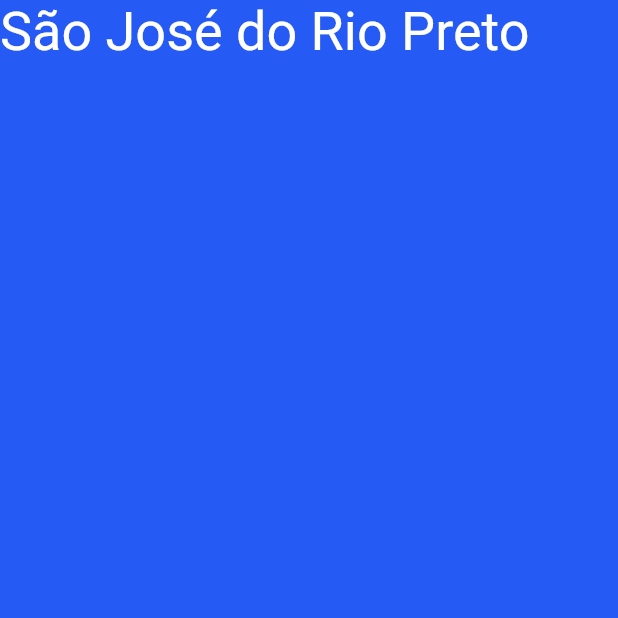
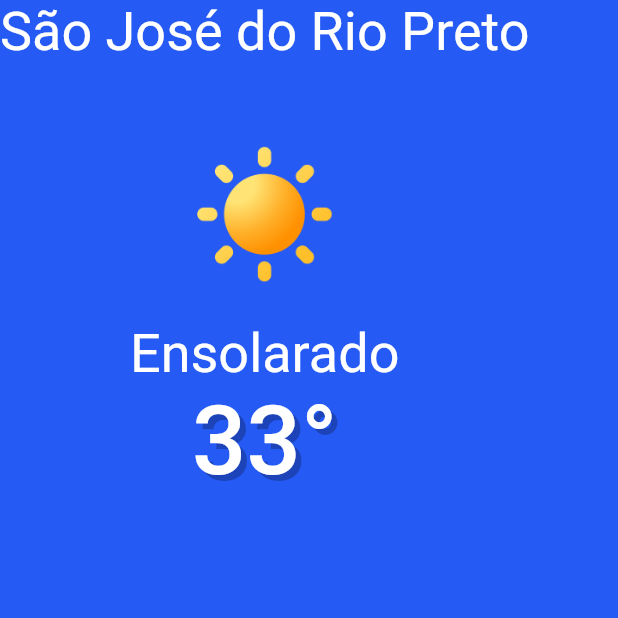
Before and after one commit to Christian-Velani/wheater_app, a Flutter app: the screen it shows after launch, on a phone screen of 412 x 824 dp, the top half of it. Run offline on Flutter 3.47's test engine with Material 2 defaults, Android fonts, the phone set to English and light mode, and no system bars.

Commit message:
Widgets de Layout

```diff
--- a/lib/main.dart
+++ b/lib/main.dart
@@ -1,4 +1,4 @@
-// ignore_for_file: prefer_const_constructors
+// ignore_for_file: prefer_const_constructors, prefer_const_literals_to_create_immutables
 
 import 'package:flutter/material.dart';
 
@@ -12,13 +12,42 @@ class WheaterApp extends StatelessWidget {
     return MaterialApp(
       home: Scaffold(
           backgroundColor: Color(0xFF255AF4),
-          body: Text(
-            "São José do Rio Preto",
-          style: TextStyle(
-            fontSize: 36,
-            color: Colors.white,
+          body: Column(
+            children: [
+              Text(
+                "São José do Rio Preto",
+                    style: TextStyle(
+                      fontSize: 36,
+                      color: Colors.white,
+                    ),
+              ),
+            Container(
+              child: Image.asset('images/01_sunny_color.png'),
+              width: 96,
+              height: 96,
+              margin: EdgeInsets.fromLTRB(0, 53, 0, 24),
+            ),
+              Text(
+                "Ensolarado",
+                    style: TextStyle(
+                      fontSize: 36,
+                      color: Colors.white,
+                    ),
+              ),
+              Text(
+                "33°",
+                    style: TextStyle(
+                      fontSize: 64,
+                      color: Colors.white,
+                      fontWeight: FontWeight.w500,
+                      shadows: [Shadow(
+                        color: Color.fromRGBO(0, 0, 0,0.25),
+                        offset: Offset(4, 4),
+                      )]
+                    ),
+              ),
+            ],
           ),
-        ),
       ),
     );
   }
--- a/pubspec.yaml
+++ b/pubspec.yaml
@@ -59,9 +59,9 @@ flutter:
   uses-material-design: true
 
   # To add assets to your application, add an assets section, like this:
-  # assets:
-  #   - images/a_dot_burr.jpeg
-  #   - images/a_dot_ham.jpeg
+  assets:
+    - images/01_sunny_color.png
+    # - images/a_dot_ham.jpeg
 
   # An image asset can refer to one or more resolution-specific "variants", see
   # https://flutter.dev/assets-and-images/#resolution-aware
```
Also changed, not shown: images/01_sunny_color.png (added).
